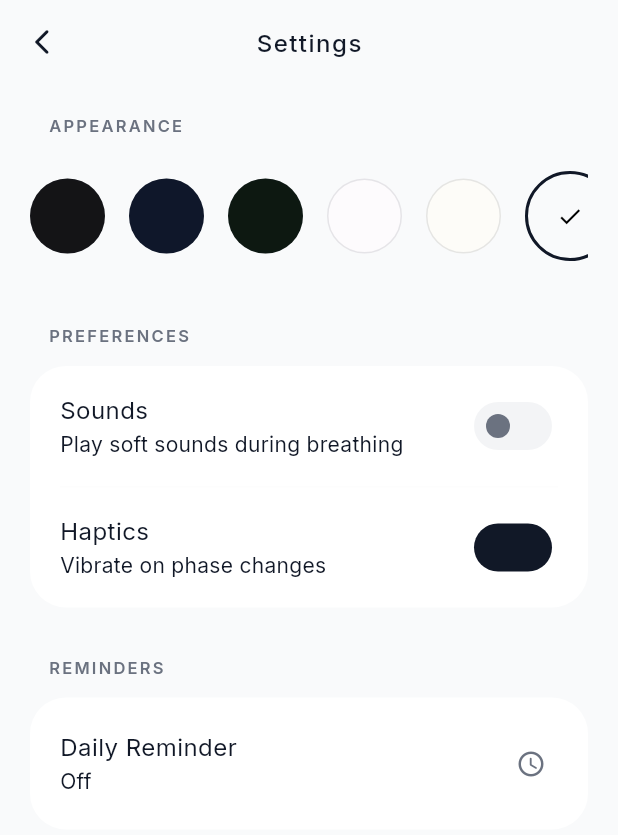
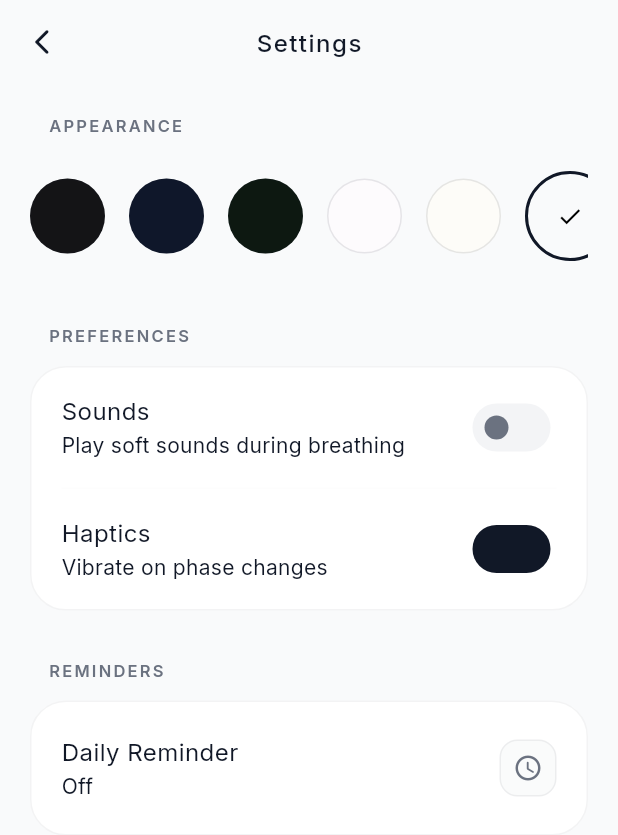
Before and after one commit to AtharvaParkale/BoxBreathe, a Flutter app: the SettingsPage screen opened directly, after a tap on "Sounds", on a phone screen of 412 x 824 dp. Shown: the top 835 px of the screen. Run offline on Flutter 3.47's test engine with Material 3 defaults, Android fonts, the light colour scheme and no system bars; our stand-ins replace audioplayers, dartz, equatable, flutter_bloc, flutter_local_notifications, get_it and 4 more; accounts and stored records are empty.

Commit message:
:memo: add minor code fixes

```diff
--- a/lib/features/breathing/presentation/pages/breathing_page.dart
+++ b/lib/features/breathing/presentation/pages/breathing_page.dart
@@ -355,6 +355,12 @@ class _BreathingPageState extends State<BreathingPage>
                                             blurRadius: 40 + ambientGlow,
                                             spreadRadius: 10 + ambientGlow,
                                           ),
+                                          BoxShadow(
+                                            color: theme.colorScheme.primary
+                                                .withValues(alpha: 0.07),
+                                            blurRadius: 70 + ambientGlow * 2,
+                                            spreadRadius: 20 + ambientGlow,
+                                          ),
                                         ],
                                       ),
                                     ),
@@ -367,10 +373,19 @@ class _BreathingPageState extends State<BreathingPage>
                                       width: 220,
                                       height: 220,
                                       decoration: BoxDecoration(
-                                        color: theme.colorScheme.primary
-                                            .withValues(
-                                              alpha: aliveOpacity,
-                                            ), // Dynamic Opacity
+                                        gradient: RadialGradient(
+                                          center: const Alignment(-0.3, -0.4),
+                                          radius: 0.85,
+                                          colors: [
+                                            Color.lerp(
+                                              theme.colorScheme.primary,
+                                              Colors.white,
+                                              0.25,
+                                            )!.withValues(alpha: aliveOpacity),
+                                            theme.colorScheme.primary
+                                                .withValues(alpha: aliveOpacity),
+                                          ],
+                                        ),
                                         shape: BoxShape.circle,
                                         boxShadow: [
                                           // Inner depth/glow
@@ -578,10 +593,21 @@ class _BreathingPageState extends State<BreathingPage>
         expand: false,
         builder: (context, scrollController) {
           return Container(
-            padding: const EdgeInsets.fromLTRB(24, 32, 24, 0),
+            padding: const EdgeInsets.fromLTRB(24, 16, 24, 0),
             child: Column(
               mainAxisSize: MainAxisSize.min,
               children: [
+                Center(
+                  child: Container(
+                    width: 40,
+                    height: 4,
+                    decoration: BoxDecoration(
+                      color: Theme.of(context).colorScheme.onSurface.withValues(alpha: 0.15),
+                      borderRadius: BorderRadius.circular(2),
+                    ),
+                  ),
+                ),
+                const SizedBox(height: 20),
                 Text(
                   "Breathing Mode",
                   style: Theme.of(context).textTheme.titleLarge,
@@ -634,10 +660,21 @@ class _BreathingPageState extends State<BreathingPage>
     showModalBottomSheet(
       context: context,
       builder: (_) => Container(
-        padding: const EdgeInsets.fromLTRB(24, 32, 24, 48),
+        padding: const EdgeInsets.fromLTRB(24, 16, 24, 48),
         child: Column(
           mainAxisSize: MainAxisSize.min,
           children: [
+            Center(
+              child: Container(
+                width: 40,
+                height: 4,
+                decoration: BoxDecoration(
+                  color: Theme.of(context).colorScheme.onSurface.withValues(alpha: 0.15),
+                  borderRadius: BorderRadius.circular(2),
+                ),
+              ),
+            ),
+            const SizedBox(height: 20),
             Text("Duration", style: Theme.of(context).textTheme.titleLarge),
             const SizedBox(height: 24),
             ...durations.map(
--- a/lib/features/breathing/presentation/widgets/premium_controls.dart
+++ b/lib/features/breathing/presentation/widgets/premium_controls.dart
@@ -94,13 +94,13 @@ class PremiumIconButton extends StatelessWidget {
           color: theme.colorScheme.surface,
           shape: BoxShape.circle,
           border: Border.all(
-            color: theme.colorScheme.onSurface.withValues(alpha: 0.05),
+            color: theme.colorScheme.onSurface.withValues(alpha: 0.08),
             width: 1,
           ),
           boxShadow: [
             BoxShadow(
-              color: Colors.black.withValues(alpha: 0.03),
-              blurRadius: 10,
+              color: Colors.black.withValues(alpha: 0.06),
+              blurRadius: 12,
               offset: const Offset(0, 4),
             ),
           ],
@@ -140,13 +140,25 @@ class PremiumPlayButton extends StatelessWidget {
         width: 88,
         height: 88,
         decoration: BoxDecoration(
-          color: theme.colorScheme.primary, // High contrast
+          gradient: LinearGradient(
+            begin: Alignment.topLeft,
+            end: Alignment.bottomRight,
+            colors: [
+              Color.lerp(theme.colorScheme.primary, Colors.white, 0.18)!,
+              theme.colorScheme.primary,
+            ],
+          ),
           shape: BoxShape.circle,
           boxShadow: [
             BoxShadow(
-              color: theme.colorScheme.primary.withValues(alpha: 0.25),
-              blurRadius: 24,
-              offset: const Offset(0, 8),
+              color: theme.colorScheme.primary.withValues(alpha: 0.35),
+              blurRadius: 28,
+              offset: const Offset(0, 10),
+            ),
+            BoxShadow(
+              color: theme.colorScheme.primary.withValues(alpha: 0.15),
+              blurRadius: 8,
+              offset: const Offset(0, 2),
             ),
           ],
         ),
--- a/lib/features/settings/presentation/pages/settings_page.dart
+++ b/lib/features/settings/presentation/pages/settings_page.dart
@@ -74,35 +74,25 @@ class SettingsPage extends StatelessWidget {
                 _buildGroupContainer(
                   context,
                   children: [
-                    _buildSoundCueOption(
-                      context,
-                      settings,
-                      'Soft Bell',
-                      'bell',
-                    ),
+                    _buildSoundCueOption(context, settings, 'Soft Bell', 'bell'),
                     _buildDivider(context),
-                    _buildSoundCueOption(
-                      context,
-                      settings,
-                      'Wooden Click',
-                      'wood',
-                    ),
+                    _buildSoundCueOption(context, settings, 'Wooden Click', 'wood'),
                     _buildDivider(context),
                     _buildSoundCueOption(context, settings, 'Air Tone', 'air'),
                     _buildDivider(context),
-                    _buildSoundCueOption(
-                      context,
-                      settings,
-                      'Gentle Chime',
-                      'chime',
-                    ),
+                    _buildSoundCueOption(context, settings, 'Gentle Chime', 'chime'),
                     _buildDivider(context),
-                    _buildSoundCueOption(
-                      context,
-                      settings,
-                      'Digital Tick',
-                      'tick',
-                    ),
+                    _buildSoundCueOption(context, settings, 'Digital Tick', 'tick'),
+                    _buildDivider(context),
+                    _buildSoundCueOption(context, settings, 'Tibetan Bowl', 'bowl'),
+                    _buildDivider(context),
+                    _buildSoundCueOption(context, settings, 'Deep Gong', 'gong'),
+                    _buildDivider(context),
+                    _buildSoundCueOption(context, settings, 'Crystal Bowl', 'crystal'),
+                    _buildDivider(context),
+                    _buildSoundCueOption(context, settings, 'Rain Drop', 'rain'),
+                    _buildDivider(context),
+                    _buildSoundCueOption(context, settings, 'Ocean Wave', 'ocean'),
                   ],
                 ),
               ],
@@ -130,10 +120,12 @@ class SettingsPage extends StatelessWidget {
                     trailing: Container(
                       padding: const EdgeInsets.all(8),
                       decoration: BoxDecoration(
-                        color: Theme.of(
-                          context,
-                        ).colorScheme.surface.withValues(alpha: 0.5),
-                        borderRadius: BorderRadius.circular(8),
+                        color: Theme.of(context).colorScheme.secondary.withValues(alpha: 0.4),
+                        borderRadius: BorderRadius.circular(12),
+                        border: Border.all(
+                          color: Theme.of(context).colorScheme.onSurface.withValues(alpha: 0.06),
+                          width: 1,
+                        ),
                       ),
                       child: const Icon(Icons.access_time_rounded, size: 20),
                     ),
@@ -156,6 +148,10 @@ class SettingsPage extends StatelessWidget {
       decoration: BoxDecoration(
         color: Theme.of(context).colorScheme.surface,
         borderRadius: BorderRadius.circular(24),
+        border: Border.all(
+          color: Theme.of(context).colorScheme.onSurface.withValues(alpha: 0.05),
+          width: 1,
+        ),
       ),
       child: Column(children: children),
     );
@@ -248,7 +244,11 @@ class SettingsPage extends StatelessWidget {
       ),
       trailing: isSelected
           ? Icon(Icons.check_circle_rounded, color: primaryColor)
-          : const Icon(Icons.circle_outlined, size: 24, color: Colors.white24),
+          : Icon(
+              Icons.circle_outlined,
+              size: 24,
+              color: Theme.of(context).colorScheme.onSurface.withValues(alpha: 0.2),
+            ),
       onTap: () {
         context.read<SettingsBloc>().add(ChangeSoundCue(value));
         sl<SoundService>().playPhaseSound(value);
--- a/lib/injection_container.dart
+++ b/lib/injection_container.dart
@@ -59,7 +59,9 @@ Future<void> init() async {
 
   // Core
   await NotificationHelper.init();
-  sl.registerLazySingleton(() => SoundService());
+  // Eagerly register and kick off audio pre-loading immediately at app start
+  final soundService = SoundService();
+  sl.registerSingleton<SoundService>(soundService);
 
   // External
   await Hive.initFlutter();
```
Also changed, not shown: lib/core/services/sound_service.dart (+34 -8 lines), 5 other files.
